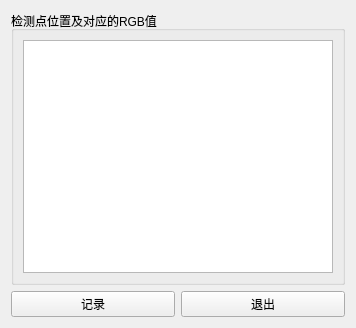
mookixiao/auto-click, file widget.ui: the form before one commit.
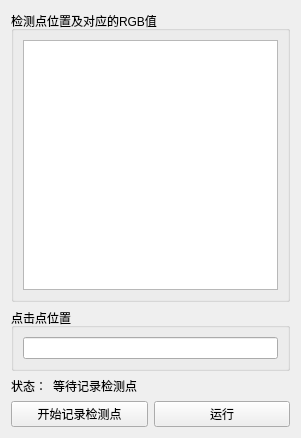
The form after the commit.

Commit message: 采集逻辑完成，全局事件捕获待实现

Diff of the .ui file:
```diff
--- a/widget.ui
+++ b/widget.ui
@@ -6,14 +6,14 @@
    <rect>
     <x>0</x>
     <y>0</y>
-    <width>356</width>
-    <height>328</height>
+    <width>301</width>
+    <height>438</height>
    </rect>
   </property>
   <property name="windowTitle">
    <string>Widget</string>
   </property>
-  <layout class="QVBoxLayout" name="verticalLayout">
+  <layout class="QVBoxLayout" name="verticalLayout_2">
    <item>
     <widget class="QGroupBox" name="groupBox">
      <property name="title">
@@ -26,19 +26,55 @@
      </layout>
     </widget>
    </item>
+   <item>
+    <widget class="QGroupBox" name="groupBox_2">
+     <property name="title">
+      <string>点击点位置</string>
+     </property>
+     <layout class="QVBoxLayout" name="verticalLayout">
+      <item>
+       <widget class="QLineEdit" name="clkPointLineEdit"/>
+      </item>
+     </layout>
+    </widget>
+   </item>
+   <item>
+    <layout class="QHBoxLayout" name="horizontalLayout_3">
+     <item>
+      <widget class="QLabel" name="label_2">
+       <property name="text">
+        <string>状态：</string>
+       </property>
+      </widget>
+     </item>
+     <item>
+      <widget class="QLabel" name="label">
+       <property name="sizePolicy">
+        <sizepolicy hsizetype="Expanding" vsizetype="Preferred">
+         <horstretch>0</horstretch>
+         <verstretch>0</verstretch>
+        </sizepolicy>
+       </property>
+       <property name="text">
+        <string>等待记录检测点</string>
+       </property>
+      </widget>
+     </item>
+    </layout>
+   </item>
    <item>
     <layout class="QHBoxLayout" name="horizontalLayout_2">
      <item>
       <widget class="QPushButton" name="recordBtn">
        <property name="text">
-        <string>记录</string>
+        <string>开始记录检测点</string>
        </property>
       </widget>
      </item>
      <item>
       <widget class="QPushButton" name="exitBtn">
        <property name="text">
-        <string>退出</string>
+        <string>运行</string>
        </property>
       </widget>
      </item>
```
Left out of the diff: 2 changed lines with no effect on the pictures. The commit also changes 2 other files.
